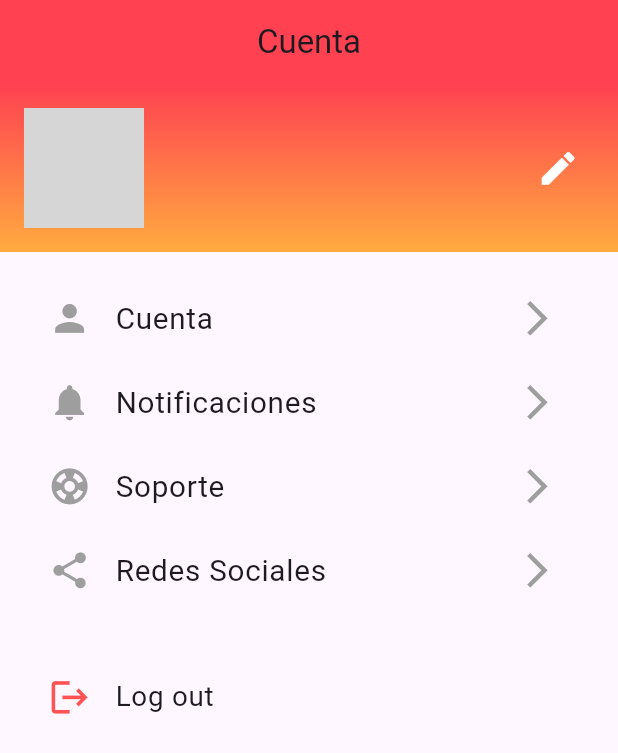
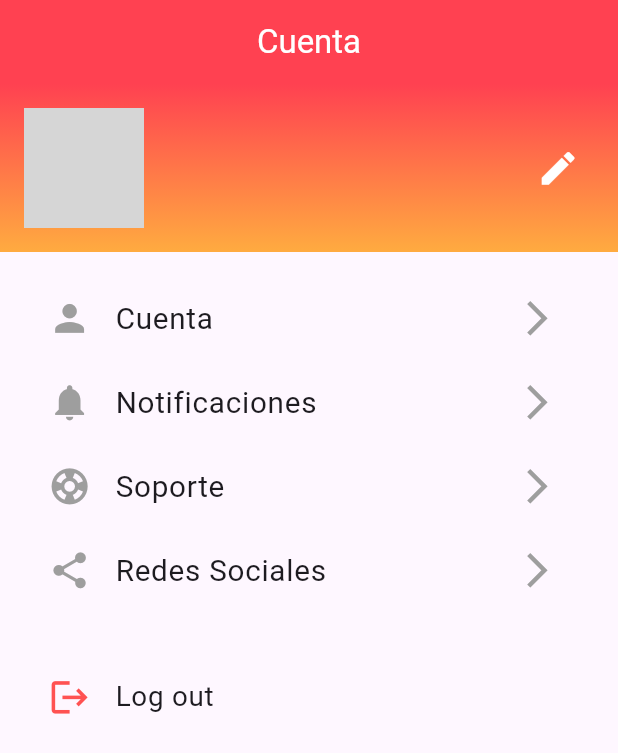
Before and after one commit to AXIOMANETWORK/FindLO2, a Flutter app: the UserPage screen opened directly, on a phone screen of 412 x 824 dp. Shown: the top 753 px of the screen. Run offline on Flutter 3.47's test engine with Material 3 defaults, Android fonts, the phone set to English and light mode, and no system bars; our stand-ins replace cloud_firestore, curved_navigation_bar, firebase_auth, firebase_core, font_awesome_flutter, google_fonts and 1 more; missing offline and left inert: flutter_facebook_auth; accounts and stored records are empty; network calls fail; grey boxes are pictures that could not be loaded.

Commit message:
minor fixes

```diff
--- a/lib/pages/Directory/restaurants_screen.dart
+++ b/lib/pages/Directory/restaurants_screen.dart
@@ -235,6 +235,9 @@ class _RestaurantsScreenState extends State<RestaurantsScreen> {
       appBar: AppBar(
         title: Text('${widget.displayName}', style: TextStyle(color: Colors.white),),
         backgroundColor: Color.fromARGB(255, 255, 65, 81),
+        iconTheme: IconThemeData(
+          color: Colors.white
+        ),
       ),
       body: StreamBuilder<QuerySnapshot>(
         stream: getFilteredRestaurants(),
--- a/lib/pages/Usuario/user_page.dart
+++ b/lib/pages/Usuario/user_page.dart
@@ -36,7 +36,7 @@ class _UserPageState extends State<UserPage> {
     final size = MediaQuery.of(context).size;
     return Scaffold(
       appBar: AppBar(
-        title: Text('Cuenta'),
+        title: Text('Cuenta', style: TextStyle(color: Colors.white)),
         centerTitle: true,
         backgroundColor: Color.fromARGB(255, 255, 65, 81), // Color de fondo del AppBar
         elevation: 0, // Sin sombra en el AppBar
```
